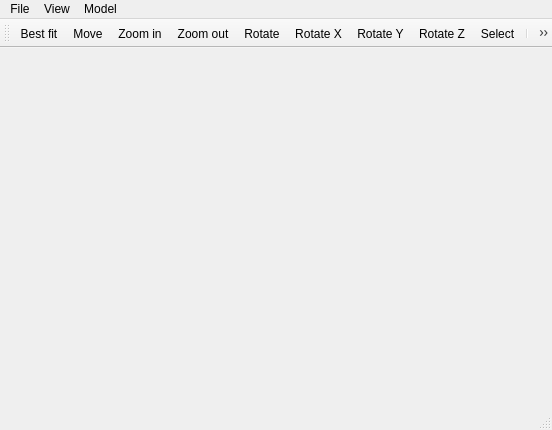
Above: src/MainWindow.ui from Ovilia/April before the change. Below: the same form after it.
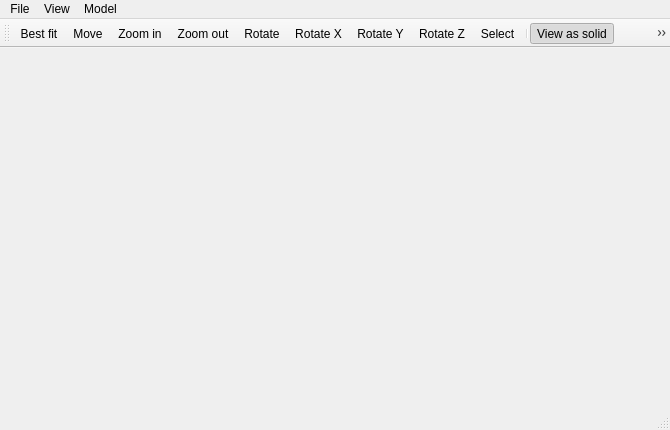
That is the form after the change. Icons and pictures are not drawn.

```diff
--- a/src/MainWindow.ui
+++ b/src/MainWindow.ui
@@ -6,7 +6,7 @@
    <rect>
     <x>0</x>
     <y>0</y>
-    <width>552</width>
+    <width>670</width>
     <height>430</height>
    </rect>
   </property>
@@ -44,7 +44,7 @@
     <rect>
      <x>0</x>
      <y>0</y>
-     <width>552</width>
+     <width>670</width>
      <height>22</height>
     </rect>
    </property>
@@ -116,6 +116,9 @@
    <addaction name="actionRotate_Z"/>
    <addaction name="actionSelect"/>
    <addaction name="separator"/>
+   <addaction name="actionSolid"/>
+   <addaction name="actionWire"/>
+   <addaction name="separator"/>
    <addaction name="actionModelMove"/>
    <addaction name="actionModelRotate"/>
    <addaction name="actionModelScale"/>
@@ -302,6 +305,33 @@
     <string>Select</string>
    </property>
   </action>
+  <action name="actionSolid">
+   <property name="checkable">
+    <bool>true</bool>
+   </property>
+   <property name="checked">
+    <bool>true</bool>
+   </property>
+   <property name="icon">
+    <iconset resource="resource.qrc">
+     <normaloff>:/image/images/solid.png</normaloff>:/image/images/solid.png</iconset>
+   </property>
+   <property name="text">
+    <string>View as solid</string>
+   </property>
+  </action>
+  <action name="actionWire">
+   <property name="checkable">
+    <bool>true</bool>
+   </property>
+   <property name="icon">
+    <iconset resource="resource.qrc">
+     <normaloff>:/image/images/wire.png</normaloff>:/image/images/wire.png</iconset>
+   </property>
+   <property name="text">
+    <string>View as wire</string>
+   </property>
+  </action>
  </widget>
  <layoutdefault spacing="6" margin="11"/>
  <resources>
```
Left out of the diff: 2 changed lines with no effect on the pictures.
